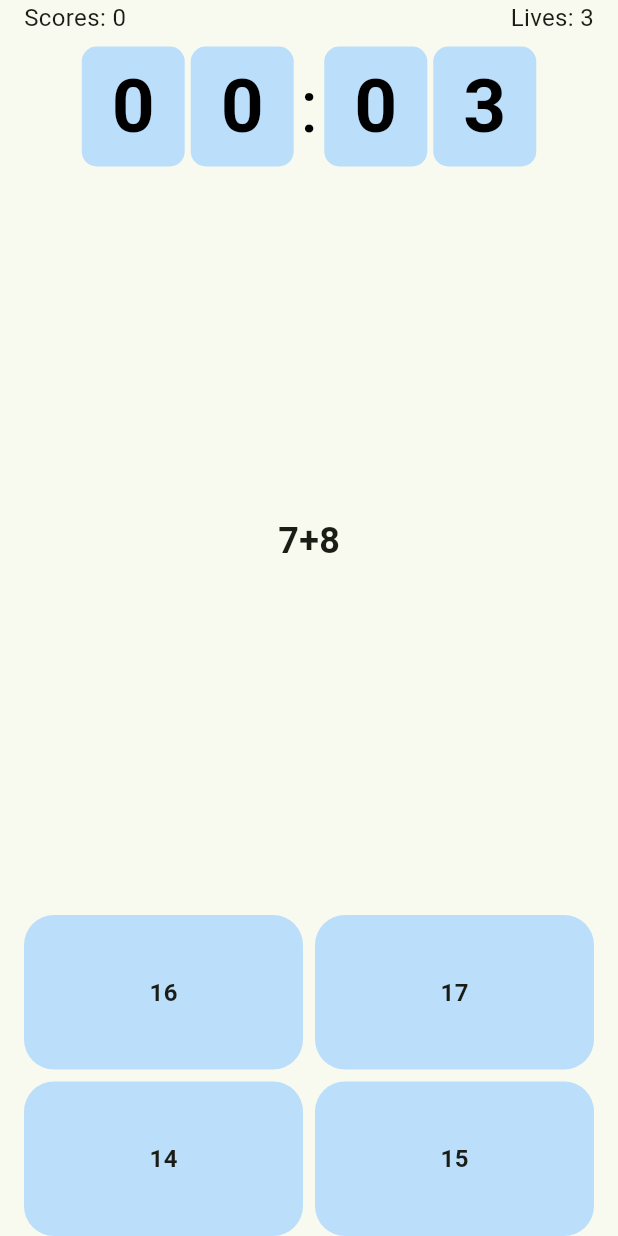
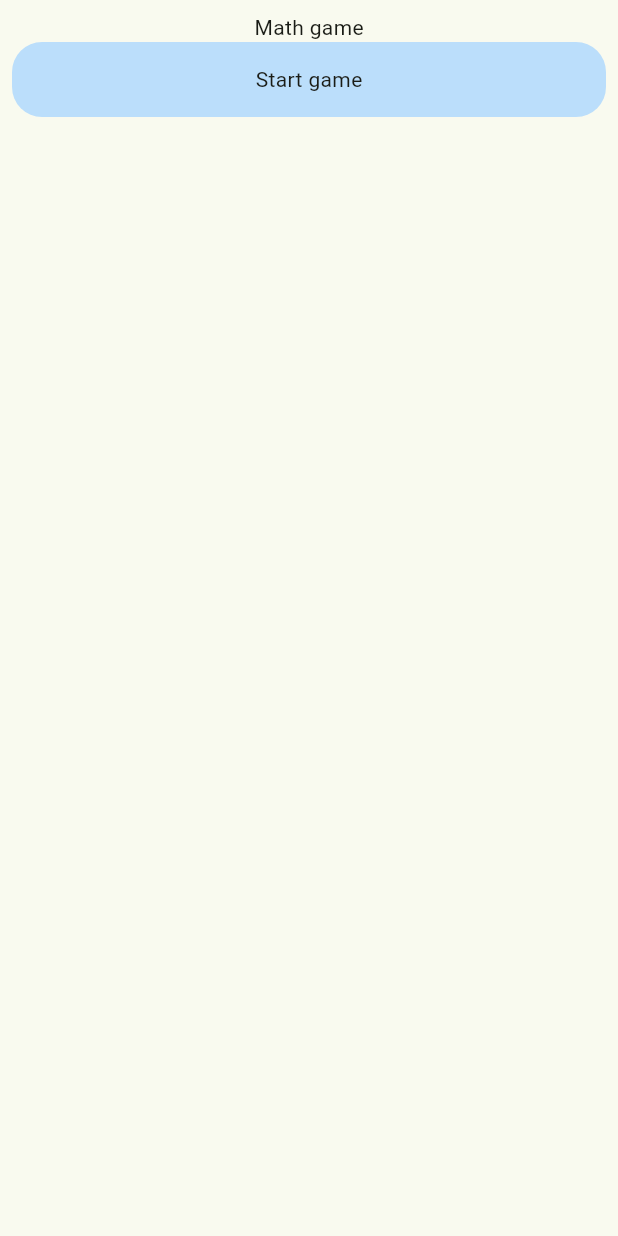
Before and after one commit to bulatBurganov/math_game, a Flutter app: the screen it shows after launch, on a phone screen of 412 x 824 dp. Run offline on Flutter 3.47's test engine with Material 3 defaults, Android fonts, the phone set to English and light mode, and no system bars; our stand-ins replace auto_route, flutter_bloc, freezed_annotation; missing offline and left inert: flame.

Commit message:
navigation added

```diff
--- a/lib/main.dart
+++ b/lib/main.dart
@@ -1,8 +1,5 @@
 import 'package:flutter/material.dart';
-import 'package:flutter_bloc/flutter_bloc.dart';
-import 'package:math_game/math_game/domain/bloc/math_game_cubit.dart';
-import 'package:math_game/math_game/domain/bloc/math_game_state.dart';
-import 'package:math_game/math_game/ui/math_game_screen.dart';
+import 'package:math_game/router/app_router.dart';
 
 void main() {
   WidgetsFlutterBinding.ensureInitialized();
@@ -18,24 +15,23 @@ class MyApp extends StatefulWidget {
 }
 
 class _MyAppState extends State<MyApp> {
-  final cubit = MathGameCubit(MathGameState());
-  @override
-  void initState() {
-    cubit.init();
-    super.initState();
-  }
+  final _appRouter = AppRouter();
+  final _routeProvider = PlatformRouteInformationProvider(
+    initialRouteInformation: RouteInformation(
+      location: Navigator.defaultRouteName,
+    ),
+  );
 
   @override
   Widget build(BuildContext context) {
-    return BlocProvider.value(
-      value: cubit,
-      child: MaterialApp(
-        title: 'Flutter Demo',
-        theme: ThemeData(
-          colorScheme: ColorScheme.fromSeed(seedColor: Colors.lightGreen),
-        ),
-        home: MathGameScreen(),
+    return MaterialApp.router(
+      title: 'Flutter Demo',
+      theme: ThemeData(
+        colorScheme: ColorScheme.fromSeed(seedColor: Colors.lightGreen),
       ),
+      routerDelegate: _appRouter.delegate(),
+      routeInformationParser: _appRouter.defaultRouteParser(),
+      routeInformationProvider: _routeProvider,
     );
   }
 }
--- /dev/null
+++ b/lib/main_menu/main_menu_screen.dart
@@ -0,0 +1,35 @@
+import 'package:auto_route/annotations.dart';
+import 'package:auto_route/auto_route.dart';
+import 'package:flutter/material.dart';
+import 'package:math_game/common/widgets/bounce_button.dart';
+import 'package:math_game/router/app_router.gr.dart';
+
+@RoutePage()
+class MainMenuScreen extends StatelessWidget {
+  const MainMenuScreen({super.key});
+
+  @override
+  Widget build(BuildContext context) {
+    return Scaffold(
+      body: Padding(
+        padding: const EdgeInsets.all(8.0),
+        child: Column(
+          children: [
+            SizedBox(height: MediaQuery.of(context).padding.top),
+            Text('Math game'),
+            SizedBox(
+              height: 50,
+              child: BounceButton(
+                onTap: () {
+                  context.router.push(const MathGameRoute());
+                },
+                duration: const Duration(milliseconds: 200),
+                child: Text('Start game'),
+              ),
+            ),
+          ],
+        ),
+      ),
+    );
+  }
+}
--- a/lib/math_game/domain/bloc/math_game_cubit.dart
+++ b/lib/math_game/domain/bloc/math_game_cubit.dart
@@ -8,11 +8,11 @@ import 'package:math_game/math_game/domain/model/problem_model.dart';
 import 'package:math_game/math_game/utils/math_expression_parser.dart';
 
 class MathGameCubit extends Cubit<MathGameState> {
-  MathGameCubit(super.initialState);
+  MathGameCubit() : super(MathGameState());
   final _levelDuration = Duration(seconds: 10);
   Timer? _timer;
 
-  Future<void> init() async {
+  Future<void> startGame() async {
     final operators = ['+', '-'];
     final random = Random();
     int next(int min, int max) => min + random.nextInt(max - min);
--- a/lib/math_game/domain/bloc/math_game_state.dart
+++ b/lib/math_game/domain/bloc/math_game_state.dart
@@ -1,5 +1,6 @@
 import 'package:freezed_annotation/freezed_annotation.dart';
 import 'package:math_game/math_game/constants/game_constants.dart';
+import 'package:math_game/math_game/domain/model/game_settings_model.dart';
 import 'package:math_game/math_game/domain/model/problem_model.dart';
 
 part 'math_game_state.freezed.dart';
@@ -12,5 +13,6 @@ class MathGameState with _$MathGameState {
     @Default(defaultLivesCount) int lives,
     @Default(false) isLevelFinished,
     @Default(Duration(seconds: 0)) Duration timer,
+    GameSettingsModel? gameSettings,
   }) = _MathGameState;
 }
--- /dev/null
+++ b/lib/router/app_router.dart
@@ -0,0 +1,25 @@
+import 'package:auto_route/auto_route.dart';
+import 'package:math_game/router/app_router.gr.dart';
+
+@AutoRouterConfig(replaceInRouteName: 'Screen,Route')
+class AppRouter extends RootStackRouter {
+  @override
+  List<AutoRoute> get routes => [
+    CustomRoute(
+      page: AppWrapperRoute.page,
+      path: '/',
+      initial: true,
+      children: [homeRutes],
+    ),
+  ];
+}
+
+final homeRutes = CustomRoute(
+  initial: true,
+  page: HomeWrapperRoute.page,
+  path: 'home',
+  children: [
+    AutoRoute(initial: true, page: MainMenuRoute.page, path: 'main_menu'),
+    AutoRoute(page: MathGameRoute.page, path: 'math_game'),
+  ],
+);
--- /dev/null
+++ b/lib/router/app_wrapper_screen.dart
@@ -0,0 +1,17 @@
+import 'package:auto_route/auto_route.dart';
+import 'package:flutter/widgets.dart';
+
+@RoutePage()
+class AppWrapperScreen extends StatelessWidget implements AutoRouteWrapper {
+  const AppWrapperScreen({super.key});
+
+  @override
+  Widget build(BuildContext context) {
+    return const AutoRouter();
+  }
+
+  @override
+  Widget wrappedRoute(BuildContext context) {
+    return this;
+  }
+}
--- /dev/null
+++ b/lib/router/home_wrapper_screen.dart
@@ -0,0 +1,17 @@
+import 'package:auto_route/auto_route.dart';
+import 'package:flutter/widgets.dart';
+
+@RoutePage()
+class HomeWrapperScreen extends StatelessWidget implements AutoRouteWrapper {
+  const HomeWrapperScreen({super.key});
+
+  @override
+  Widget build(BuildContext context) {
+    return const AutoRouter();
+  }
+
+  @override
+  Widget wrappedRoute(BuildContext context) {
+    return this;
+  }
+}
```
Also changed, not shown: lib/math_game/domain/model/game_settings_model.dart (added, +23 -0 lines), lib/math_game/ui/math_game_screen.dart (+63 -10 lines), pubspec.yaml (+4 -4 lines), lib/common/widgets/bounce_button.dart (renamed from lib/math_game/ui/widget/bounce_button.dart), lib/math_game/domain/bloc/math_game_state.freezed.dart, lib/math_game/domain/model/game_settings_model.freezed.dart (added), lib/router/app_router.gr.dart (added), pubspec.lock.
